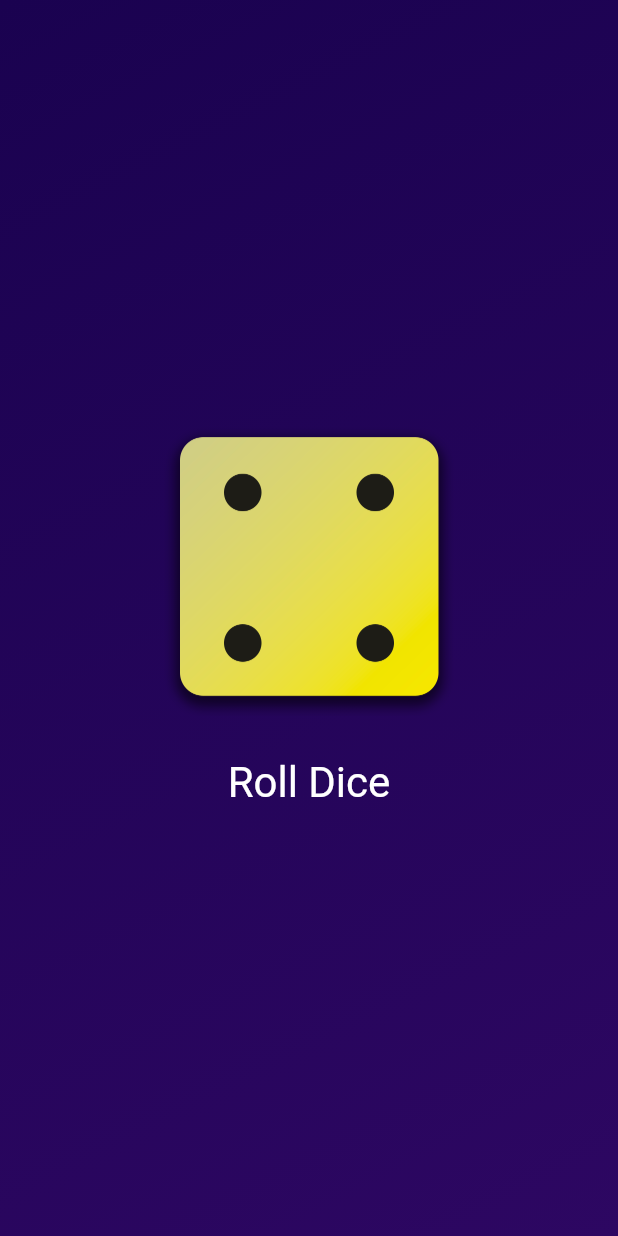
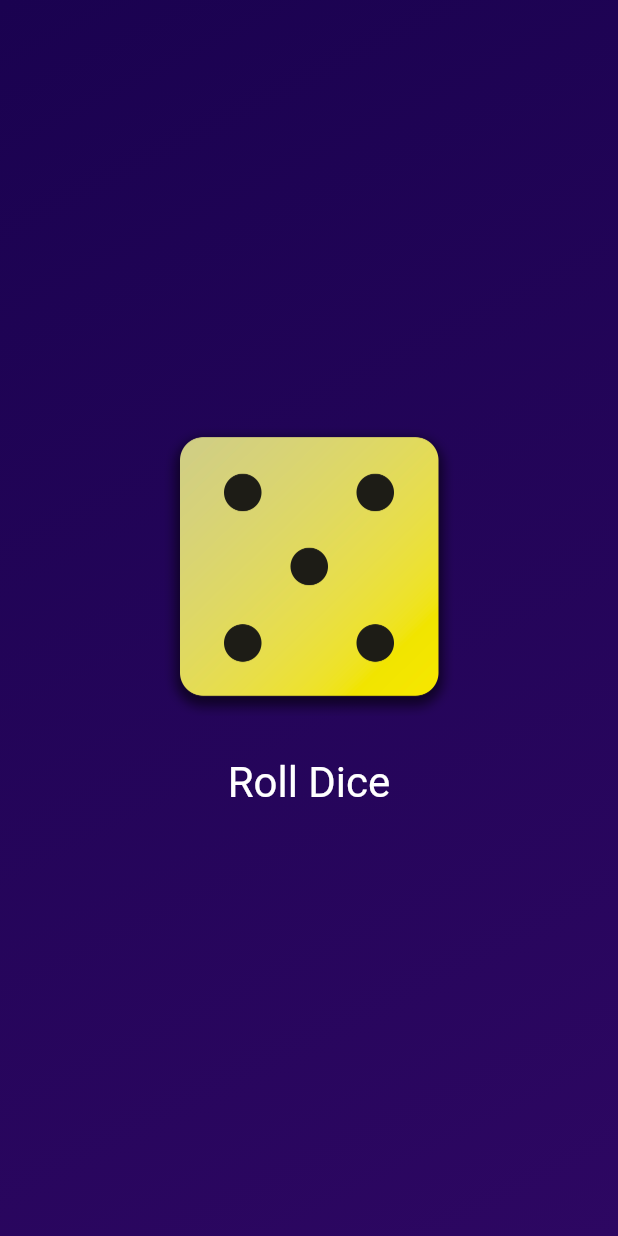
Before and after one commit to Tsenda-Djessy-Flavien/ROLL_DICE_APP, a Flutter app: the screen it shows after launch, after a tap on "Roll Dice", on a phone screen of 412 x 824 dp. Run offline on Flutter 3.47's test engine with Material 2 defaults, Android fonts, the phone set to English and light mode, and no system bars.

Commit message:
Génération de nombres aléatoires

```diff
--- a/lib/dice_roller.dart
+++ b/lib/dice_roller.dart
@@ -1,4 +1,8 @@
+import 'dart:math';
 import 'package:flutter/material.dart';
+
+// pour ne pas récréer à chaque fois le même objet // performance
+final Randomizer = Random();
 
 class DiceRoller extends StatefulWidget {
   const DiceRoller({super.key});
@@ -8,11 +12,14 @@ class DiceRoller extends StatefulWidget {
 }
 
 class _DiceRollerState extends State<DiceRoller> {
-  var activeDiceImage = 'assets/images/dice-2.png';
+  // var activeDiceImage = 'assets/images/dice-2.png';
+  var currentRollDice = 2;
 
   void rollDice() {
+    // var diceRoll = Random().nextInt(6) + 1;
     setState(() {
-      activeDiceImage = 'assets/images/dice-4.png';
+      // activeDiceImage = 'assets/images/dice-$diceRoll.png';
+      currentRollDice = Randomizer.nextInt(6) + 1;
     });
     print("L'image à changer");
   }
@@ -22,7 +29,11 @@ class _DiceRollerState extends State<DiceRoller> {
     return Column(
       mainAxisSize: MainAxisSize.min,
       children: [
-        Image.asset(activeDiceImage, width: 200),
+        Image.asset(
+          // activeDiceImage,
+          'assets/images/dice-$currentRollDice.png',
+          width: 200,
+        ),
         const SizedBox(height: 20),
         TextButton(
           onPressed: rollDice,
```
